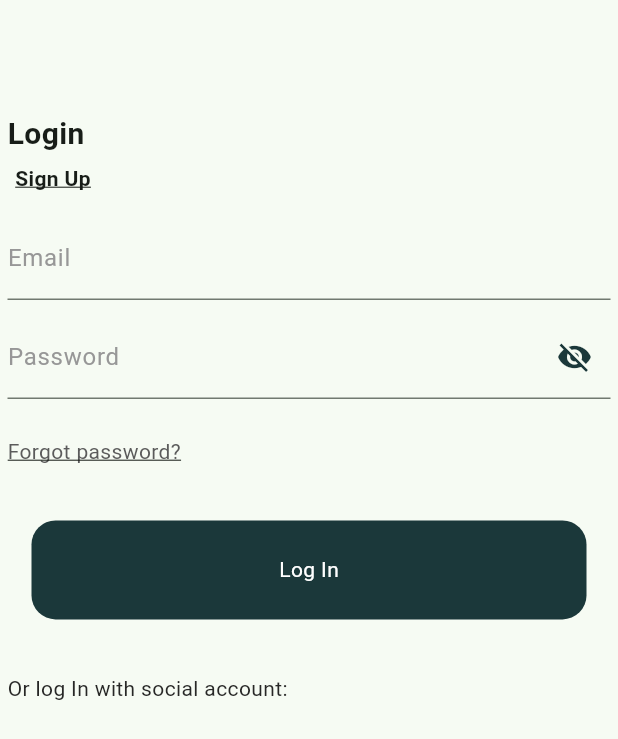
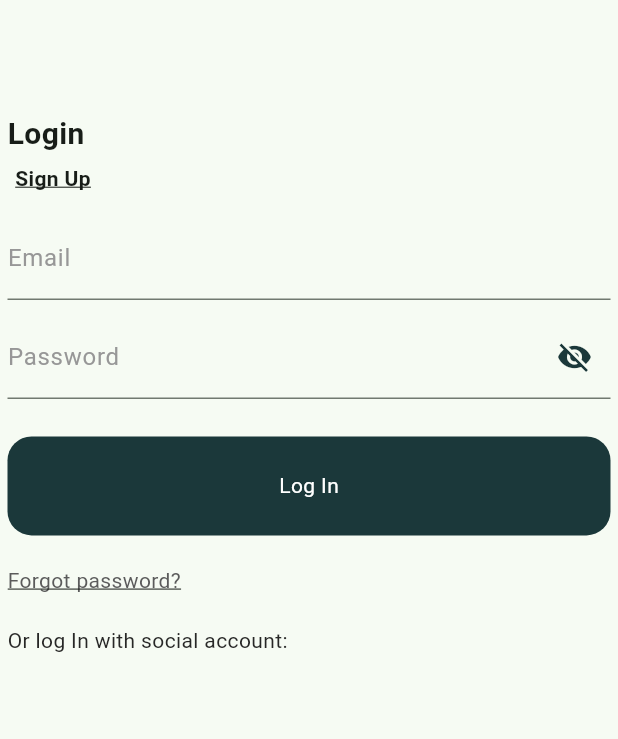
Before and after one commit to Habiba-sharafeldeen/graduationupdate-main, a Flutter app: the screen it shows after launch, on a phone screen of 412 x 824 dp. Shown: the top 739 px of the screen. Run offline on Flutter 3.47's test engine with Material 3 defaults, Android fonts, the phone set to English and light mode, and no system bars; our stand-ins replace cached_network_image, dartz, dio, flutter_bloc, google_fonts, shared_preferences.

Commit message:
done project

```diff
--- a/lib/Sign.dart/login.dart
+++ b/lib/Sign.dart/login.dart
@@ -1,102 +1,91 @@
-import 'package:dio/dio.dart';
-import 'package:flutter/material.dart';
-import 'package:flutter_bloc/flutter_bloc.dart';
-import 'package:graduation/Sign.dart/login_form.dart';
-import 'package:graduation/Sign.dart/login_option.dart';
-import 'package:graduation/Sign.dart/primary_button.dart';
-import 'package:graduation/Sign.dart/reset_password.dart';
-import 'package:graduation/Sign.dart/signup.dart';
-import 'package:graduation/api_service.dart';
-import 'package:graduation/features/auth/presentation/pages/sign_in_page.dart';
-import 'package:graduation/features/home/presentation/pages/home_page.dart';
-import 'package:graduation/manger/login_cubit.dart';
-import 'package:graduation/repo/repoImpl.dart';
+// import 'package:dio/dio.dart';
+// import 'package:flutter/material.dart';
+// import 'package:flutter_bloc/flutter_bloc.dart';
+// import 'package:graduation/Sign.dart/login_form.dart';
+// import 'package:graduation/Sign.dart/login_option.dart';
+// import 'package:graduation/Sign.dart/primary_button.dart';
+// import 'package:graduation/Sign.dart/reset_password.dart';
+// import 'package:graduation/Sign.dart/signup.dart';
+// import 'package:graduation/api_service.dart';
+// import 'package:graduation/features/auth/presentation/pages/sign_in_page.dart';
+// import 'package:graduation/features/home/presentation/pages/home_page.dart';
+// import 'package:graduation/manger/login_cubit.dart';
+// import 'package:graduation/repo/repoImpl.dart';
 
 
-class LogInScreen extends StatelessWidget {
-  const LogInScreen({super.key});
+// class LogInScreen extends StatelessWidget {
+//   const LogInScreen({super.key});
 
-  @override
-  Widget build(BuildContext context) {
-     return BlocProvider(create: (context)=>LoginCubit(loginRepo: LoginRepoImpl(ApiService(Dio()))),
-     child: Scaffold(
-      body: Padding(
-        padding:const EdgeInsets.all(5),
-        child: SingleChildScrollView(
-          child: Column(
-            crossAxisAlignment: CrossAxisAlignment.start,
-            children: [
-             const SizedBox(height: 70,),
-              const Text(
-                  'Login',
-                  style: TextStyle(
-                    fontSize: 20,
-                    fontWeight: FontWeight.bold,
-                  ),
-                  ),
-                 const SizedBox(height: 5,),
-                  Row(
-                  children: [
-                   const SizedBox(width: 5,
-                    ),
-                    GestureDetector(
-                      onTap: (){
-                        Navigator.push(context, MaterialPageRoute(builder: (context) => const SignUpScreen(),),);
-                      },
-                      child:
-                      const Text(
-                        'Sign Up',
-                        style: TextStyle(
-                          fontWeight: FontWeight.bold,
-                          decoration: TextDecoration.underline
-                        ),
-                      ),
-                    )
-                  ],
-                ),
-               const SizedBox(height: 10,),
-                const LoginForm(),
-               const SizedBox(height: 20,),
-               GestureDetector(
-                onTap: (){
-                  Navigator.push(context, MaterialPageRoute(builder: (context) => const ResetPasswordScreen()));
-                },
-                 child: const Text('Forgot password?',style: TextStyle(
-                    color: Color(0xFF5B5B5B,
-                    ),
-                    fontSize: 14,
-                    decoration: TextDecoration.underline,
-                    decorationThickness: 1,
-                  ),
-                               ),
-               ),
-             const SizedBox(height: 20,),
-               Padding(
-                 padding: const EdgeInsets.all(16.0),
-                 child: GestureDetector(
-                  onTap: (){
-                  Navigator.push(context, MaterialPageRoute(builder: (context) =>  const MyHomePage()));
-                  },
-                   child: const PrimaryButton(
-                      buttonText: 'Log In',
+//   @override
+//   Widget build(BuildContext context) {
+//      return BlocProvider(create: (context)=>LoginCubit(loginRepo: LoginRepoImpl(ApiService(Dio()))),
+//      child: Scaffold(
+//       body: Padding(
+//         padding:const EdgeInsets.all(5),
+//         child: SingleChildScrollView(
+//           child: Column(
+//             crossAxisAlignment: CrossAxisAlignment.start,
+//             children: [
+//              const SizedBox(height: 70,),
+//               const Text(
+//                   'Login',
+//                   style: TextStyle(
+//                     fontSize: 20,
+//                     fontWeight: FontWeight.bold,
+//                   ),
+//                   ),
+//                  const SizedBox(height: 5,),
+//                   Row(
+//                   children: [
+//                    const SizedBox(width: 5,
+//                     ),
+//                     GestureDetector(
+//                       onTap: (){
+//                         Navigator.push(context, MaterialPageRoute(builder: (context) => const SignUpScreen(),),);
+//                       },
+//                       child:
+//                       const Text(
+//                         'Sign Up',
+//                         style: TextStyle(
+//                           fontWeight: FontWeight.bold,
+//                           decoration: TextDecoration.underline
+//                         ),
+//                       ),
+//                     )
+//                   ],
+//                 ),
+//                const SizedBox(height: 10,),
+//                 const LoginForm(),
+//                const SizedBox(height: 20,),
+//                GestureDetector(
+//                 onTap: (){
+//                   Navigator.push(context, MaterialPageRoute(builder: (context) => const ResetPasswordScreen()));
+//                 },
+//                  child: const Text('Forgot password?',style: TextStyle(
+//                     color: Color(0xFF5B5B5B,
+//                     ),
+//                     fontSize: 14,
+//                     decoration: TextDecoration.underline,
+//                     decorationThickness: 1,
+//                   ),
+//                                ),
+//                ),
+//              const SizedBox(height: 20,),
 
-                      ),
-                 ),
-               ),
-                  const SizedBox(height: 20,),
-                  const Text('Or log In with social account:',
-                  style: TextStyle(
-                    color: Color(0xFF272726)
-                    ),
-                  ),
-                  const SizedBox(height: 20,),
-                  const LoginOption(),
-            ],
-          ),
-        ),
-      ),
-    ),
-     );
+//                   const SizedBox(height: 20,),
+//                   const Text('Or log In with social account:',
+//                   style: TextStyle(
+//                     color: Color(0xFF272726)
+//                     ),
+//                   ),
+//                   const SizedBox(height: 20,),
+//                   const LoginOption(),
+//             ],
+//           ),
+//         ),
+//       ),
+//     ),
+//      );
 
-  }
-}
+//   }
+// }
--- a/lib/Sign.dart/login_form.dart
+++ b/lib/Sign.dart/login_form.dart
@@ -1,9 +1,98 @@
+
 import 'package:dio/dio.dart';
 import 'package:flutter/material.dart';
 import 'package:flutter_bloc/flutter_bloc.dart';
+import 'package:graduation/Sign.dart/login_option.dart';
+import 'package:graduation/Sign.dart/primary_button.dart';
+import 'package:graduation/Sign.dart/reset_password.dart';
+import 'package:graduation/Sign.dart/signup.dart';
 import 'package:graduation/api_service.dart';
+import 'package:graduation/features/home/presentation/pages/home_page.dart';
 import 'package:graduation/manger/login_cubit.dart';
 import 'package:graduation/repo/repoImpl.dart';
+
+class LogInScreen extends StatelessWidget {
+  const LogInScreen({super.key});
+
+  @override
+  Widget build(BuildContext context) {
+    return BlocProvider(
+      create: (context) =>
+          LoginCubit(loginRepo: LoginRepoImpl(ApiService(Dio()))),
+      child: Scaffold(
+        body: Padding(
+          padding: const EdgeInsets.all(5),
+          child: SingleChildScrollView(
+            child: Column(
+              crossAxisAlignment: CrossAxisAlignment.start,
+              children: [
+                const SizedBox(height: 70),
+                const Text(
+                  'Login',
+                  style: TextStyle(
+                    fontSize: 20,
+                    fontWeight: FontWeight.bold,
+                  ),
+                ),
+                const SizedBox(height: 5),
+                Row(
+                  children: [
+                    const SizedBox(width: 5),
+                    GestureDetector(
+                      onTap: () {
+                        Navigator.push(
+                          context,
+                          MaterialPageRoute(
+                            builder: (context) => const SignUpScreen(),
+                          ),
+                        );
+                      },
+                      child: const Text(
+                        'Sign Up',
+                        style: TextStyle(
+                            fontWeight: FontWeight.bold,
+                            decoration: TextDecoration.underline),
+                      ),
+                    )
+                  ],
+                ),
+                const SizedBox(height: 10),
+                const LoginForm(),
+                const SizedBox(height: 20),
+                GestureDetector(
+                  onTap: () {
+                    Navigator.push(
+                      context,
+                      MaterialPageRoute(
+                        builder: (context) => const ResetPasswordScreen(),
+                      ),
+                    );
+                  },
+                  child: const Text(
+                    'Forgot password?',
+                    style: TextStyle(
+                      color: Color(0xFF5B5B5B),
+                      fontSize: 14,
+                      decoration: TextDecoration.underline,
+                      decorationThickness: 1,
+                    ),
+                  ),
+                ),
+                const SizedBox(height: 20),
+                const Text(
+                  'Or log In with social account:',
+                  style: TextStyle(color: Color(0xFF272726)),
+                ),
+                const SizedBox(height: 20),
+                const LoginOption(),
+              ],
+            ),
+          ),
+        ),
+      ),
+    );
+  }
+}
 
 class LoginForm extends StatefulWidget {
   const LoginForm({super.key});
@@ -12,49 +101,80 @@ class LoginForm extends StatefulWidget {
   State<LoginForm> createState() => _LoginFormState();
 }
 
-
 class _LoginFormState extends State<LoginForm> {
   bool _isObscure = true;
+
   @override
   Widget build(BuildContext context) {
-    var C=context.read<LoginCubit>();
+    return BlocConsumer<LoginCubit, LoginState>(
+      listener: (context, state) {
+        if (state is LoginSucess) {
+          ScaffoldMessenger.of(context).showSnackBar(
+            const SnackBar(content: Text('Login Success')));
+          Navigator.pushReplacement(
+            context,
+            MaterialPageRoute(builder: (context) => const MyHomePage()),
+          );
+        } else if (state is LoginError) {
+          ScaffoldMessenger.of(context).showSnackBar(
+            SnackBar(content: Text(state.error)),
+          );
+        }
+      },
+      builder: (context, state) {
+        final cubit = context.read<LoginCubit>();
         return Column(
           children: [
-        buildInPutForm('Email',false),
-        buildInPutForm('Password',true),
-      ],
-    );
-  }
-
-Padding buildInPutForm(String label, bool pass){
-    return Padding(
-      padding:const EdgeInsets.symmetric(vertical: 5),
+            Padding(
+              padding: const EdgeInsets.symmetric(vertical: 5),
               child: TextFormField(
-        obscureText: pass ? _isObscure: false,
+                controller: cubit.emailController,
+                decoration: const InputDecoration(
+                  labelText: 'Email',
+                  labelStyle: TextStyle(color: Color(0xff979797)),
+                  focusedBorder: UnderlineInputBorder(
+                    borderSide: BorderSide(color: Color(0xFF1B383A)),
+                  ),
+                ),
+              ),
+            ),
+            Padding(
+              padding: const EdgeInsets.symmetric(vertical: 5),
+              child: TextFormField(
+                controller: cubit.passwordController,
+                obscureText: _isObscure,
                 decoration: InputDecoration(
-          labelText: label,
-          labelStyle:const TextStyle(
-          color: Color(0xff979797)
+                  labelText: 'Password',
+                  labelStyle: const TextStyle(color: Color(0xff979797)),
+                  focusedBorder: const UnderlineInputBorder(
+                    borderSide: BorderSide(color: Color(0xFF1B383A)),
                   ),
-        focusedBorder:const UnderlineInputBorder(
-          borderSide :BorderSide(color: Color(0xFF1B383A)),
-          ),
-          suffixIcon: pass ?
-            IconButton(
+                  suffixIcon: IconButton(
                     onPressed: () {
                       setState(() {
                         _isObscure = !_isObscure;
                       });
                     },
-          icon:Icon(
-            _isObscure ?Icons.visibility_off:Icons.visibility ,
+                    icon: Icon(
+                      _isObscure ? Icons.visibility_off : Icons.visibility,
                       color: const Color(0xFF1B383A),
                     ),
-          )
-          :null),
-
                   ),
-
+                ),
+              ),
+            ),
+            const SizedBox(height: 20),
+            state is LoginLoading
+                ? const CircularProgressIndicator()
+                : GestureDetector(
+                    onTap: () {
+                      cubit.LoginUser();
+                    },
+                    child: const PrimaryButton(buttonText: 'Log In'),
+                  ),
+          ],
+        );
+      },
     );
   }
 }
--- a/lib/Sign.dart/reset_password.dart
+++ b/lib/Sign.dart/reset_password.dart
@@ -1,5 +1,6 @@
 import 'package:flutter/material.dart';
 import 'package:graduation/Sign.dart/login.dart';
+import 'package:graduation/Sign.dart/login_form.dart';
 import 'package:graduation/Sign.dart/primary_button.dart';
 import 'package:graduation/Sign.dart/reset_form.dart';
 import 'package:graduation/features/auth/presentation/pages/sign_in_page.dart';
--- a/lib/core/utils/error/failure.dart
+++ b/lib/core/utils/error/failure.dart
@@ -5,6 +5,11 @@ import 'package:dio/dio.dart';
 abstract class Failure {
   final String errMessage;
   Failure(this.errMessage);
+
+
+
+
+
 }
 class ServerFailure extends Failure {
   ServerFailure (super.errMessage);
--- a/lib/main.dart
+++ b/lib/main.dart
@@ -1,5 +1,6 @@
 import 'package:flutter/material.dart';
 import 'package:graduation/Sign.dart/login.dart';
+import 'package:graduation/Sign.dart/login_form.dart';
 import 'package:graduation/core/utils/colors.dart';
 
 
```
Also changed, not shown: lib/Sign.dart/signup.dart (+11 -1 lines), lib/manger/sign_up_cubit.dart (added, +35 -0 lines), lib/manger/sign_up_state.dart (added, +17 -0 lines), lib/repo/loginrepo.dart (+8 -0 lines), lib/repo/repoImpl.dart (+11 -0 lines), lib/Sign.dart/reset_form.dart (line endings or trailing spaces). Lines whose indentation alone changed are shown as unchanged.
